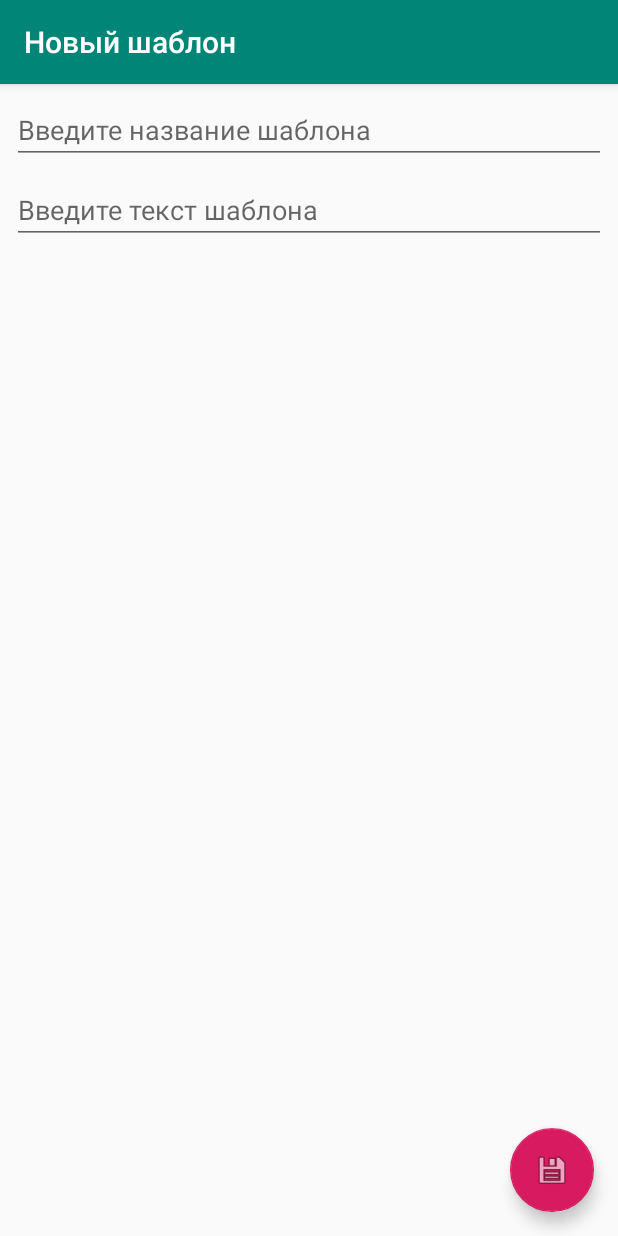
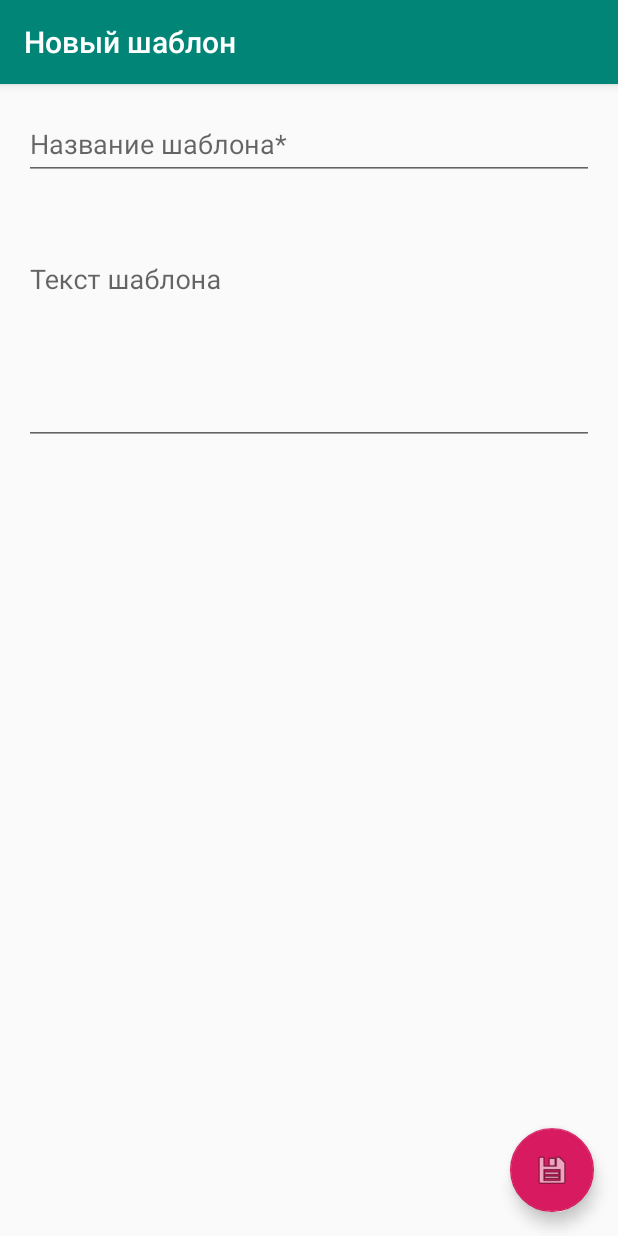
Before and after one commit to ivmakar/SMS_Sender, an Android app: the NewTemplateFragment screen opened through its navigation route, on a phone screen of 412 x 824 dp. Run offline under Robolectric (Android 15) with nearby library versions, the phone set to English and light mode, and no system bars; our stand-ins replace Dagger/Hilt's generated code, RxJava, data binding; 1 statement that could not run was skipped.

Commit message:
ADD new template -- symbol counter

```diff
--- a/app/src/main/java/ru/example/ivan/smssender/data/repositories/ChainRepository.kt
+++ b/app/src/main/java/ru/example/ivan/smssender/data/repositories/ChainRepository.kt
@@ -17,7 +17,7 @@ class ChainRepository @Inject constructor(private val databaseDao: DatabaseDao)
             val countMessages = databaseDao.getMessageCountByGroupId(i.id!!)
             if (!(countMessages.isEmpty() || countMessages.first() == 0)) {
                 val lastMessage = databaseDao.getLastMessagesByGroupId(i.id)
-                chainsList.add(Chain(i.id, i.groupName, lastMessage.last().messageText, countMessages.first(), "")) //TODO:LastDate
+                chainsList.add(Chain(i.id, i.groupName, lastMessage.last().messageText, countMessages.first(), lastMessage.last().getDateFormated())) //TODO:LastDate
             }
         }
 
--- a/app/src/main/java/ru/example/ivan/smssender/ui/screens/chain/ChainFragment.kt
+++ b/app/src/main/java/ru/example/ivan/smssender/ui/screens/chain/ChainFragment.kt
@@ -56,6 +56,8 @@ class ChainFragment : DaggerFragment(), ChainRecyclerViewAdapter.OnItemClickList
 
         setupUi()
 
+        viewModel.loadChains()
+
         binding.viewModel = viewModel
         binding.executePendingBindings()
 
--- a/app/src/main/java/ru/example/ivan/smssender/ui/screens/chain/ChainViewModel.kt
+++ b/app/src/main/java/ru/example/ivan/smssender/ui/screens/chain/ChainViewModel.kt
@@ -26,11 +26,7 @@ class ChainViewModel @Inject constructor(private var chainRepository: ChainRepos
 
     private var compositeDisposable = CompositeDisposable()
 
-    init{
-        loadChains()
-    }
-
-    private fun loadChains(){
+    fun loadChains(){
         isLoading.set(true)
         compositeDisposable += chainRepository
             .getChains()
--- a/app/src/main/res/layout/fragment_new_template.xml
+++ b/app/src/main/res/layout/fragment_new_template.xml
@@ -18,30 +18,81 @@
             tools:context="ru.example.ivan.smssender.ui.screens.new_template.NewTemplateFragment">
 
 
+        <com.google.android.material.textfield.TextInputLayout
+                android:layout_width="match_parent"
+                android:layout_height="wrap_content"
+                android:id="@+id/tmp_name_text_input_layout"
+                app:layout_constraintTop_toTopOf="parent"
+                android:layout_marginStart="8dp"
+                app:layout_constraintStart_toStartOf="parent"
+                android:layout_marginEnd="8dp"
+                app:layout_constraintEnd_toEndOf="parent"
+                android:layout_marginTop="8dp">
+
             <EditText
-                android:layout_width="0dp"
+                    android:layout_width="match_parent"
                     android:layout_height="wrap_content"
                     android:text="@={viewModel.templateName}"
                     android:ems="10"
-                android:id="@+id/tmp_name"
+                    android:id="@+id/tmp_name_edit_text"
                     app:layout_constraintTop_toTopOf="parent" android:layout_marginStart="8dp"
                     app:layout_constraintStart_toStartOf="parent" android:layout_marginEnd="8dp"
                     app:layout_constraintEnd_toEndOf="parent" android:layout_marginTop="8dp"
                     android:hint="@string/new_template_name_hint"/>
+
+        </com.google.android.material.textfield.TextInputLayout>
+
+
+
+        <TextView
+                android:text="@{@string/messages_text_view + ' ' + Integer.toString(viewModel.curMessageCount)}"
+                android:layout_width="wrap_content"
+                android:layout_height="wrap_content"
+                android:id="@+id/message_count_text_view"
+                android:layout_marginTop="8dp"
+                app:layout_constraintTop_toBottomOf="@+id/tmp_name_text_input_layout"
+                app:layout_constraintStart_toStartOf="parent"
+                android:layout_marginStart="8dp"/>
+
+        <TextView
+                android:text="@{@string/symbols_text_view + ' ' + Integer.toString(viewModel.curSimb) + '/' + Integer.toString(viewModel.maxSimb * viewModel.curMessageCount)}"
+                android:layout_width="wrap_content"
+                android:layout_height="wrap_content"
+                android:id="@+id/symbol_count_text_view"
+                app:layout_constraintEnd_toEndOf="parent"
+                android:layout_marginEnd="8dp"
+                android:layout_marginTop="8dp"
+                app:layout_constraintTop_toBottomOf="@+id/tmp_name_text_input_layout"/>
+
+        <com.google.android.material.textfield.TextInputLayout
+                android:layout_width="match_parent"
+                android:layout_height="wrap_content"
+                android:id="@+id/tmp_text_text_input_layout"
+                app:layout_constraintTop_toBottomOf="@id/message_count_text_view"
+                android:layout_marginStart="8dp"
+                app:layout_constraintStart_toStartOf="parent"
+                android:layout_marginEnd="8dp"
+                app:layout_constraintEnd_toEndOf="parent"
+                android:layout_marginTop="8dp">
+
             <EditText
-                android:layout_width="0dp"
+                    android:layout_width="match_parent"
                     android:layout_height="wrap_content"
                     android:text="@={viewModel.templateText}"
-                android:gravity="start|top"
-                android:ems="10"
-                android:id="@+id/editText2"
-                app:layout_constraintTop_toBottomOf="@+id/tmp_name"
+                    android:id="@+id/tmp_text_edit_text"
+                    android:lines="5"
+                    android:gravity="top"
+                    android:afterTextChanged="@{(s) -> viewModel.onMessageTextChanged(s)}"
+                    app:layout_constraintTop_toTopOf="parent"
                     app:layout_constraintStart_toStartOf="parent"
                     android:layout_marginStart="8dp"
                     android:layout_marginEnd="8dp"
                     app:layout_constraintEnd_toEndOf="parent"
                     android:layout_marginTop="8dp"
                     android:hint="@string/new_template_text_hint"/>
+
+        </com.google.android.material.textfield.TextInputLayout>
+
         <com.google.android.material.floatingactionbutton.FloatingActionButton
                 android:layout_width="wrap_content"
                 android:layout_height="wrap_content"
--- a/app/src/main/res/values/strings.xml
+++ b/app/src/main/res/values/strings.xml
@@ -15,8 +15,8 @@
     <string name="schedule_sending_text_view1">Запланировать отправку</string>
     <string name="schedule_sending_text_view2">Отложить отправку сообщения на указанное время</string>
     <string name="new_message_edit_text_hint">Текст сообщения*</string>
-    <string name="new_template_name_hint">Введите название шаблона</string>
-    <string name="new_template_text_hint">Введите текст шаблона</string>
+    <string name="new_template_name_hint">Название шаблона*</string>
+    <string name="new_template_text_hint">Текст шаблона</string>
     <string name="select_template_button_text">Выбрать из шаблонов</string>
     <string name="schedule_time_edit_text_hint">Время отправки</string>
     <string name="start_interval_caption">Начало интервала</string>
```
Also changed, not shown: app/src/main/java/ru/example/ivan/smssender/ui/screens/new_template/NewTemplateViewModel.kt (+49 -0 lines). Lines whose indentation alone changed are shown as unchanged.
